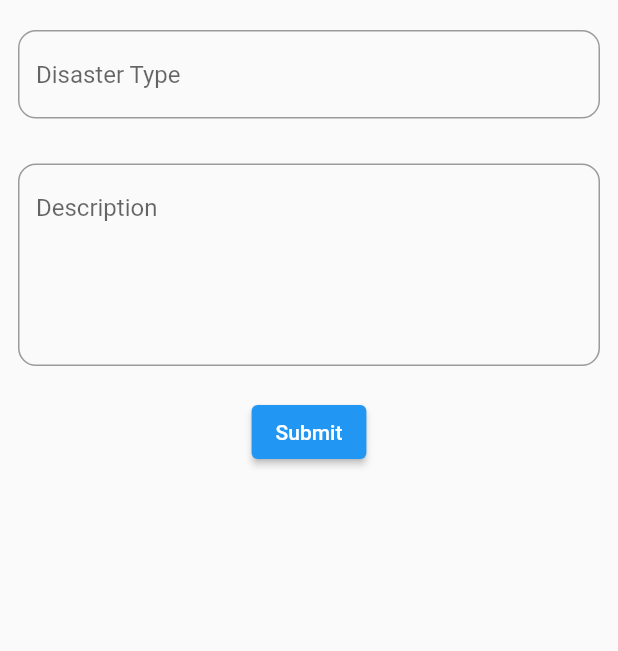
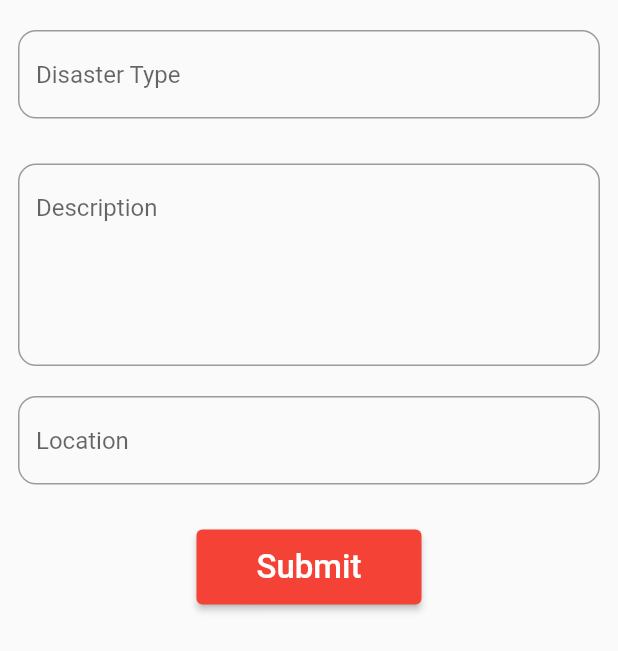
Before and after one commit to Krishanadave671/codeissance_47_teamkppp, a Flutter app: the ReportFormScreen screen opened directly, on a phone screen of 412 x 824 dp. Shown: the top 651 px of the screen. Run offline on Flutter 3.47's test engine with Material 2 defaults, Android fonts, the phone set to English and light mode, and no system bars; our stand-ins replace carousel_slider, cloud_firestore, country_picker, firebase_auth, firebase_core, firebase_storage and 4 more; missing offline and left inert: custom_info_window, place_picker; accounts and stored records are empty; network calls fail.

Commit message:
commit11001

```diff
--- a/flutter_templates/lib/components/doctor_card.dart
+++ b/flutter_templates/lib/components/doctor_card.dart
@@ -18,9 +18,7 @@ class DoctorCard extends StatelessWidget {
         Navigator.push(
           context,
           MaterialPageRoute(
-            builder: (context) => DisasterScreen(
-
-            ),
+            builder: (context) => DisasterScreen(),
           ),
         );
       },
--- a/flutter_templates/lib/features/screens/screen/disasterscreen.dart
+++ b/flutter_templates/lib/features/screens/screen/disasterscreen.dart
@@ -9,8 +9,6 @@ import 'package:place_picker/widgets/place_picker.dart';
 
 class DisasterScreen extends ConsumerStatefulWidget {
   static const routeName = '/disaster-screen';
-  // var _name ;
-  const DisasterScreen({super.key});
 
   @override
   ConsumerState<DisasterScreen> createState() => _DisasterScreenState();
--- a/flutter_templates/lib/features/screens/screen/reportformscreen.dart
+++ b/flutter_templates/lib/features/screens/screen/reportformscreen.dart
@@ -2,6 +2,7 @@ import 'package:cloud_firestore/cloud_firestore.dart';
 import 'package:flutter/material.dart';
 import 'package:flutter/src/widgets/container.dart';
 import 'package:flutter/src/widgets/framework.dart';
+import 'package:flutter_templates/features/screens/home_page.dart';
 import 'package:flutter_templates/features/screens/screen/disasterscreen.dart';
 import 'package:place_picker/entities/location_result.dart';
 import 'package:place_picker/widgets/place_picker.dart';
@@ -70,14 +71,30 @@ class _ReportFormScreenState extends State<ReportFormScreen> {
               SizedBox(
                 height: 20,
               ),
+              TextField(
+                readOnly: true,
+                onTap: () {
+                  showPlacePicker();
+                },
+                decoration: InputDecoration(
+                    border: OutlineInputBorder(
+                        borderRadius: BorderRadius.circular(12)),
+                    hintText: 'Location'),
+              ),
+              SizedBox(
+                height: 30,
+              ),
               ElevatedButton(
-                  onPressed: () async {
-                    showPlacePicker();
-                    await addGeoPoint();
-                    // Navigator.of(context).push(MaterialPageRoute(
-                    //     builder: (context) => DisasterScreen()));
+                  style: ElevatedButton.styleFrom(
+                      fixedSize: Size(150, 50), backgroundColor: Colors.red),
+                  onPressed: () {
+                    addGeoPoint();
+                    Navigator.pushReplacementNamed(context, HomePage.routeName);
                   },
-                  child: Text('Submit'))
+                  child: Text(
+                    'Submit',
+                    style: TextStyle(color: Colors.white, fontSize: 22),
+                  ))
             ],
           ),
         ),
--- a/flutter_templates/lib/router.dart
+++ b/flutter_templates/lib/router.dart
@@ -5,6 +5,7 @@ import 'package:flutter_templates/features/auth/screen/login_screen.dart';
 import 'package:flutter_templates/features/auth/screen/otp_screen.dart';
 import 'package:flutter_templates/features/auth/screen/user_information_screen.dart';
 import 'package:flutter_templates/features/screens/home_page.dart';
+import 'package:flutter_templates/features/screens/homepage1.dart';
 import 'package:flutter_templates/features/screens/screen/disasterscreen.dart';
 import 'package:flutter_templates/features/screens/screen/donationscreen.dart';
 import 'package:flutter_templates/features/screens/screen/homecrimescreen.dart';
@@ -25,7 +26,7 @@ Route<dynamic> generateRoute(RouteSettings settings) {
     case HomeCrimeScreen.routeName:
       return MaterialPageRoute(builder: (context) => const HomeCrimeScreen());
     case DisasterScreen.routeName:
-      return MaterialPageRoute(builder: (context) => const DisasterScreen());
+      return MaterialPageRoute(builder: (context) => DisasterScreen());
     case NotificationScreen.routeName:
       return MaterialPageRoute(
           builder: (context) => const NotificationScreen());
@@ -38,7 +39,7 @@ Route<dynamic> generateRoute(RouteSettings settings) {
           builder: (context) => const UserInformationScreen());
     case HomePage.routeName:
       return MaterialPageRoute(
-        builder: (context) => const UserInformationScreen(),
+        builder: (context) => const MobileLayoutScreen(),
       );
     default:
       return MaterialPageRoute(
```
Also changed, not shown: flutter_templates/lib/features/screens/home_page.dart (+5 -5 lines), flutter_templates/lib/features/screens/screen/info_screen.dart (+15 -1 lines).
